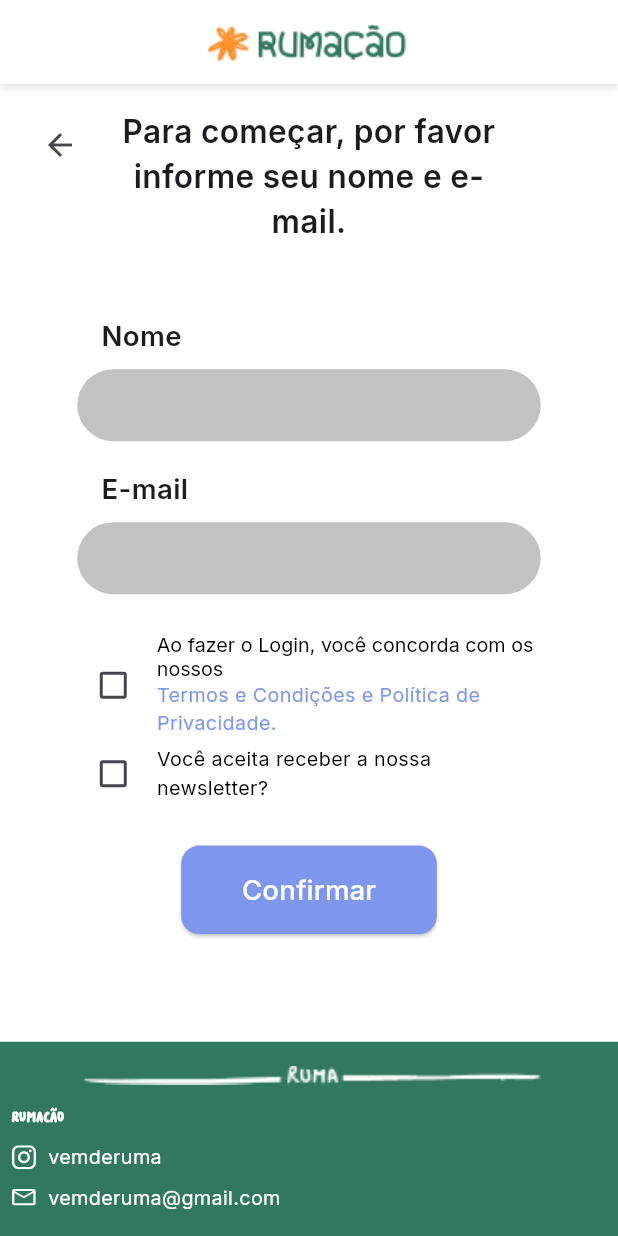
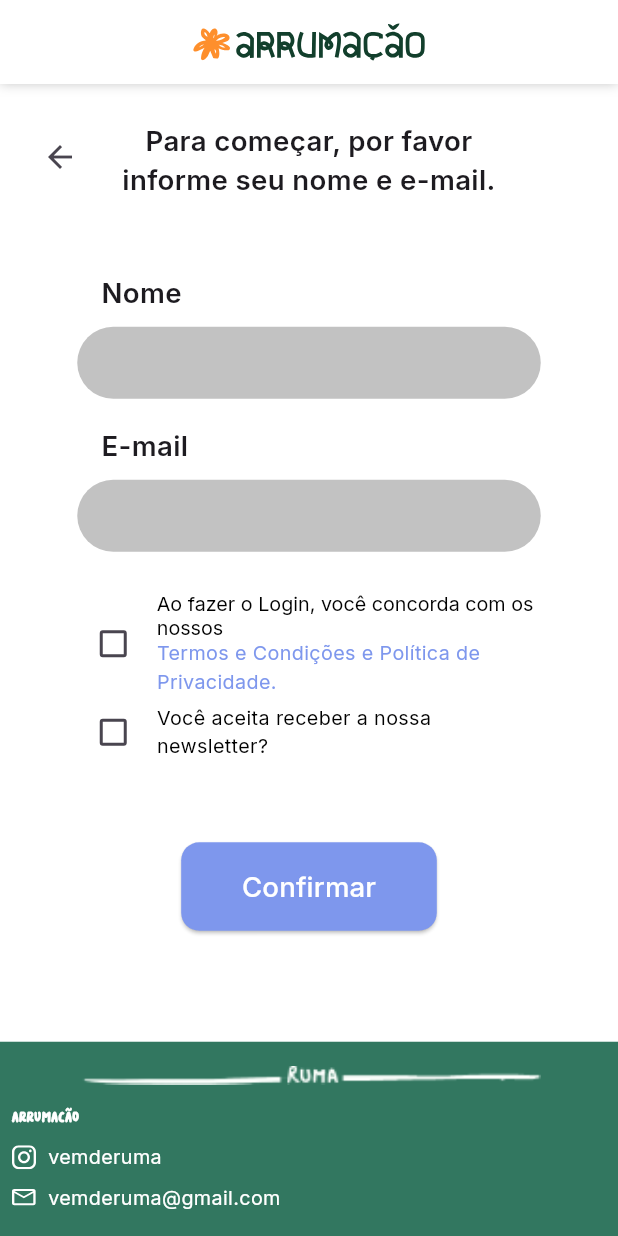
Before and after one commit to joaopedroaragao/RumacaoFront, a Flutter app: the screen it shows after launch, after a tap on "INICIAR", on a phone screen of 412 x 824 dp. Run offline on Flutter 3.47's test engine with Material 3 defaults, Android fonts, the phone set to English and light mode, and no system bars; our stand-ins replace carousel_slider, flutter_svg, get, shared_preferences; missing offline and left inert: dart:html; network calls fail.

Commit message:
Corrigindo problemas no geral

```diff
--- a/lib/constants/app_constants.dart
+++ b/lib/constants/app_constants.dart
@@ -1,4 +1,5 @@
 import 'package:flutter/material.dart';
+import 'package:flutter_svg/flutter_svg.dart';
 import 'font_family.dart';
 import 'package:rumacao_front/constants/font_size.dart';
 
@@ -40,7 +41,11 @@ class AppStrings {
   static final MascoteImages mascoteImages = MascoteImages();
 
   static const String headerLogo = "assets/images/logo_header.png";
+  static const String headerLogoSvg = "assets/images/logo_header.svg";
+
   static const String rumacaoIcon = "assets/images/rumacao_icon.png";
+  static const String rumacaoIconSvg = "assets/images/rumacao_icon.svg";
+
   static const String footerLogo = "assets/images/logo_footer.png";
   static const String rumaSplash = "assets/images/ruma_splash.png";
   static const String rumaSplashExpandedWidth = "assets/images/ruma_splash_expanded_width.png";
@@ -50,10 +55,10 @@ class AppStrings {
   static const String description =
       'Descubra como você pode fazer a diferença em causas que inspiram e transformam o seu mundo!';
   static const String startButtonText = 'INICIAR';
-  static const String footerTitle = 'RUMACÃO';
+  static const String footerTitle = 'ARRUMACÃO';
   static const String instagramHandle = 'vemderuma';
   static const String email = 'vemderuma@gmail.com';
-  static const String appName = 'Rumação';
+  static const String appName = 'Arrumação';
   static const String confirmButtonText = 'Confirmar';
   static const String termsAndConditions = 'Termos e Condições';
   static const String privacyPolicy = 'Política de Privacidade';
@@ -142,7 +147,7 @@ class AppStyles {
   );
 
   static final TextStyle headerText = TextStyle(
-    fontSize: calculateFontSize(16),
+    fontSize: calculateFontSize(14),
     fontWeight: FontWeight.w600,
     fontFamily: FontFamily.inter.name,
   );
@@ -214,7 +219,7 @@ class AppStyles {
       percentageTitleStyle.copyWith(fontSize: calculateFontSize(14));
 }
 
-final appBar = PreferredSize(
+PreferredSizeWidget get appBar => PreferredSize(
   preferredSize: const Size.fromHeight(kToolbarHeight),
   child: Container(
     decoration: BoxDecoration(
@@ -230,7 +235,10 @@ final appBar = PreferredSize(
     child: AppBar(
       elevation: 0,
       backgroundColor: Colors.transparent,
-      title: Image.asset(AppStrings.headerLogo),
+      title: SvgPicture.asset(
+        AppStrings.headerLogoSvg,
+        height: kToolbarHeight / 2.25,
+      ),
       centerTitle: true,
       surfaceTintColor: Colors.transparent,
       leading: Container(),
--- a/lib/view/global/main_interaction_screen.dart
+++ b/lib/view/global/main_interaction_screen.dart
@@ -45,10 +45,11 @@ class _MainInteractionScreenState extends State<MainInteractionScreen> with Widg
       appBar: appBar,
       body: Column(
         children: [
-          SizedBox(height: Get.height * 48/(800 * 3)),
+          SizedBox(height: Get.height * 48/(800 * 2)),
           BaseInteractionScreenHeader(text: widget.headerText),
           ...widget.items,
-          const Footer(),
+          if (Get.height >= 650)
+            const Footer(),
         ],
       ),
     );
--- a/lib/view/home/header_section.dart
+++ b/lib/view/home/header_section.dart
@@ -49,7 +49,6 @@ class _HeaderSectionState extends State<HeaderSection> with WidgetsBindingObserv
     final height = screenHeight / ratio - appBarHeight;
 
     final aspectRatio = height / Get.width;
-    print(aspectRatio);
 
     return Container(
       width: double.infinity,
--- a/lib/view/identification/identification_page.dart
+++ b/lib/view/identification/identification_page.dart
@@ -95,7 +95,7 @@ class IdentificationPage extends StatelessWidget {
             ],
           ),
         ),
-        const Spacer(),
+        const Spacer(flex: 2),
         // Botão ou loading com altura proporcional
         Obx(() => viewModel.isLoading.value
             ? Center(
--- a/lib/view/questions/questions_carousel.dart
+++ b/lib/view/questions/questions_carousel.dart
@@ -12,6 +12,7 @@ class QuestionsCarousel extends StatefulWidget {
   final int initialPage; // Índice inicial (currentIndex interno será gerenciado)
   final int lastAnsweredIndex; // Índice da última pergunta respondida (-1 se nenhuma foi respondida)
   final VoidCallback? onSwipeForwardBlocked; // Callback quando tentativa de avanço é detectada
+  final CarouselSliderController? controller;
 
   const QuestionsCarousel({
     super.key,
@@ -23,6 +24,7 @@ class QuestionsCarousel extends StatefulWidget {
     required this.initialPage,
     required this.lastAnsweredIndex,
     this.onSwipeForwardBlocked,
+    this.controller
   });
 
   @override
@@ -30,7 +32,7 @@ class QuestionsCarousel extends StatefulWidget {
 }
 
 class _QuestionsCarouselState extends State<QuestionsCarousel> {
-  final CarouselSliderController _carouselController = CarouselSliderController();
+  late final CarouselSliderController _carouselController = widget.controller ?? CarouselSliderController();
 
   int _currentIndex = 0; // Índice atual, gerenciado internamente
   int _startPage = 0; // Índice da página no início do gesto
--- a/lib/view/results/results_page.dart
+++ b/lib/view/results/results_page.dart
@@ -101,11 +101,11 @@ class _ResultsPageState extends State<ResultsPage> with WidgetsBindingObserver {
                         Obx(() {
                           final isInconclusive = viewModel.resultType.value == ResultType.INCONCLUSIVE;
                           return Container(
-                            padding: EdgeInsets.symmetric(vertical: 16 * scale/(isInconclusive ? 2 : 1)),
+                            padding: EdgeInsets.symmetric(vertical: 16 * scale/(isInconclusive ? 1 : 2)),
                             color: Colors.white,
                             child: SizedBox(
                               width: min(max(420, Get.width / 3), Get.width - 32),
-                              child: isInconclusive ? const ResultSection() : null,
+                              child: isInconclusive ? null : const ResultSection(),
                             ),
                           );
                         }),
--- a/lib/view/terms/terms_page.dart
+++ b/lib/view/terms/terms_page.dart
@@ -7,7 +7,7 @@ class TermsPage extends StatelessWidget {
 
   // Exemplo de texto fixo para os Termos e Condições
   static const String _termsText = '''
-Bem-vindo ao Rumação!
+Bem-vindo ao Arrumação!
 
 Estes Termos e Condições descrevem as regras e regulamentos para a utilização do nosso aplicativo.
 Ao acessá-lo, você aceita e concorda em cumprir todos os termos descritos abaixo.
@@ -19,7 +19,7 @@ Ao acessá-lo, você aceita e concorda em cumprir todos os termos descritos abai
      qualquer parte do aplicativo sem permissão prévia por escrito.
 
 2. Responsabilidades
-   • O Rumação se reserva o direito de atualizar ou modificar o aplicativo a
+   • O Arrumação se reserva o direito de atualizar ou modificar o aplicativo a
      qualquer momento, sem aviso prévio.
    • Não garantimos que o aplicativo estará sempre disponível, livre de falhas
      ou erros.
@@ -33,7 +33,7 @@ Ao acessá-lo, você aceita e concorda em cumprir todos os termos descritos abai
 
 Se você não concorda com qualquer parte destes Termos e Condições, não utilize o aplicativo.
 
-Obrigado por usar o Rumação!
+Obrigado por usar o Arrumação!
 ''';
 
   @override
--- a/lib/viewmodel/results_view_model.dart
+++ b/lib/viewmodel/results_view_model.dart
@@ -50,7 +50,7 @@ class ResultsViewModel extends GetxController {
         final data = ScoreData.fromJson(jsonMap);
         scoreData.value = data;
         await _computeQuizTitleAndResultType(data.areaPercentages);
-        // await clearUserData();
+        await clearUserData();
       } else {
         error.value = "Erro ao carregar o resultado: ${response.statusCode}";
       }
```
Also changed, not shown: lib/view/questions/questions_page.dart (+38 -34 lines), assets/images/logo_header.svg, assets/images/rumacao_icon.svg, 1 other file.
